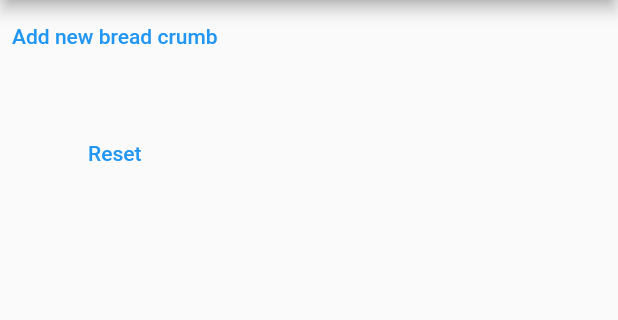
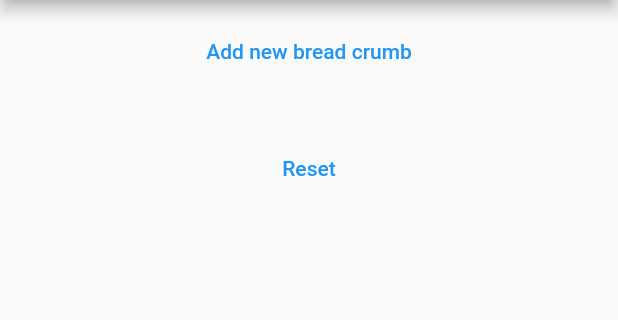
Before and after one commit to yussifm/flutter_statemangement_tuto, a Flutter app: the screen it shows after launch, on a phone screen of 412 x 824 dp, the part 84-404 px from its top. Run offline on Flutter 3.47's test engine with Material 2 defaults, Android fonts, the light colour scheme and no system bars; our stand-ins replace bloc, flutter_bloc.

Commit message:
provider state demo 1

```diff
--- a/provider_example/lib/main.dart
+++ b/provider_example/lib/main.dart
@@ -1,6 +1,7 @@
 import 'package:flutter/material.dart';
 import 'package:provider/provider.dart';
 import 'package:provider_example/bread_crumb_provider.dart';
+import 'package:provider_example/breadcrumb_widget.dart';
 import 'package:provider_example/create_new_crumb.dart';
 
 void main() {
@@ -42,20 +43,30 @@ class _MyHomePageState extends State<MyHomePage> {
       ),
       body: Column(
         children: [
-          TextButton(
+          Consumer<BreadCrumbProvider>(builder: ((context, value, child) {
+            return BreadCrumbWidget(breadCrumb: value.items);
+          })),
+          const SizedBox(
+            height: 10,
+          ),
+          Center(
+            child: TextButton(
                 onPressed: (() {
                   Navigator.of(context).push(MaterialPageRoute(
                       builder: ((context) => const CreateNewCrumb())));
                 }),
                 child: const Text('Add new bread crumb')),
+          ),
           const SizedBox(
             height: 30,
           ),
-          TextButton(
+          Center(
+            child: TextButton(
                 onPressed: () {
                   context.read<BreadCrumbProvider>().reset();
                 },
-              child: const Text("Reset"))
+                child: const Text("Reset")),
+          )
         ],
       ),
     );
```
Also changed, not shown: provider_example/lib/breadcrumb_widget.dart (+11 -2 lines), provider_example/lib/create_new_crumb.dart (+14 -1 lines). Lines whose indentation alone changed are shown as unchanged.
